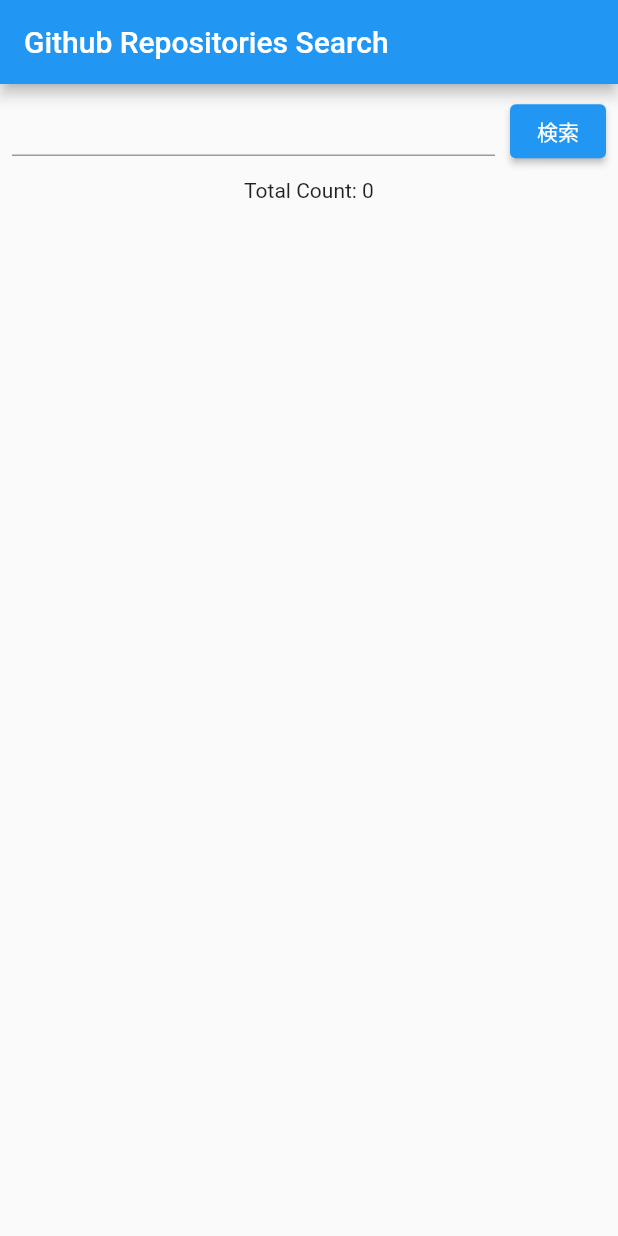
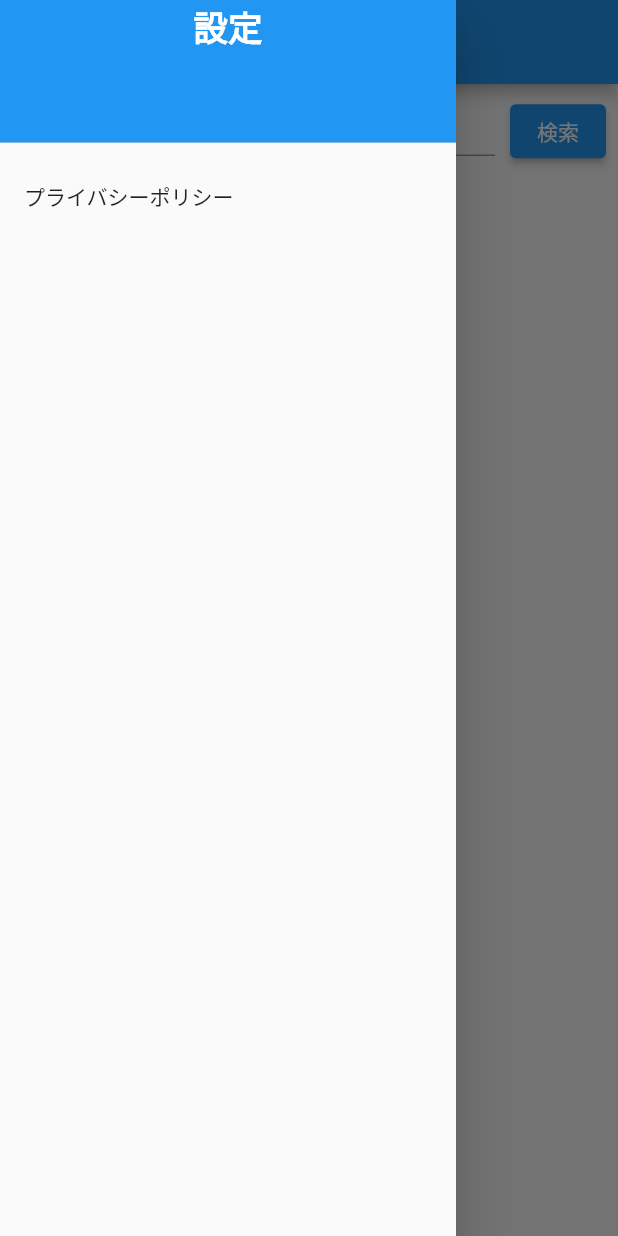
Before and after one commit to secretused/yumemi_codecheck, a Flutter app: the screen it shows after launch, with the side drawer open (before the commit the screen has no drawer), on a phone screen of 412 x 824 dp. Run offline on Flutter 3.47's test engine with Material 2 defaults, Android fonts, the phone set to English and light mode, and no system bars; our stand-ins replace flutter_riverpod, freezed_annotation; missing offline and left inert: dart:ffi.

Commit message:
change multi screen and layout(#9)

```diff
--- a/lib/main.dart
+++ b/lib/main.dart
@@ -1,10 +1,10 @@
 import 'package:flutter/material.dart';
 import 'package:flutter_riverpod/flutter_riverpod.dart';
 
-import 'main_page.dart';
+import 'view/main_page.dart';
 
 void main() {
-  runApp(ProviderScope(child: const MyApp()));
+  runApp(const ProviderScope(child: MyApp()));
 }
 
 class MyApp extends StatelessWidget {
@@ -17,7 +17,7 @@
       theme: ThemeData(
         primarySwatch: Colors.blue,
       ),
-      home: MainPage(title: 'Github Repositories Search'),
+      home: const MainPage(title: 'Repository Search'),
     );
   }
 }
--- a/lib/main_page.dart
+++ b/lib/view/main_page.dart
@@ -1,7 +1,8 @@
+import 'package:flutter/cupertino.dart';
 import 'package:flutter/material.dart';
 import 'package:flutter_riverpod/flutter_riverpod.dart';
 
-import 'main_page_vm.dart';
+import '../view_model/main_page_vm.dart';
 import 'next_page.dart';
 
 class MainPage extends ConsumerStatefulWidget {
@@ -25,10 +26,38 @@
 
   @override
   Widget build(BuildContext context) {
+    final Size size = MediaQuery.of(context).size;
     final data = _vm.repositoryDataWithFamily(_vm.repositoryQuery);
     return Scaffold(
       appBar: AppBar(
         title: Text(widget.title),
+      ),
+      drawer: Drawer(
+        child: ListView(
+          padding: EdgeInsets.zero,
+          children: [
+            SizedBox(
+              height: size.height * 0.125,
+              child: const DrawerHeader(
+                padding: EdgeInsets.zero,
+                child: Text(
+                  '設定',
+                  textAlign: TextAlign.center,
+                  style: TextStyle(
+                      fontSize: 23.0,
+                      color: Colors.white,
+                      fontWeight: FontWeight.bold),
+                ),
+                decoration: BoxDecoration(
+                  color: Colors.blue,
+                ),
+              ),
+            ),
+            const ListTile(
+              title: Text("プライバシーポリシー"),
+            ),
+          ],
+        ),
       ),
       body: Center(
         child: Column(
@@ -64,7 +93,7 @@
                 return Text(
                     "Total Count: ${data.value!.total_count.toString()}");
               } else {
-                return Text('Non Repository');
+                return const Text('Non Repository');
               }
             })(),
             Expanded(
@@ -97,9 +126,8 @@
                     error: (error, stack) => Text(
                       error.toString(),
                     ),
-                    loading: () => const AspectRatio(
-                      aspectRatio: 1,
-                      child: CircularProgressIndicator(),
+                    loading: () => const CupertinoActivityIndicator(
+                      radius: 30,
                     ),
                   ),
             ),
```
Also changed, not shown: lib/next_page.dart (deleted, +0 -62 lines), lib/view/next_page.dart (added, +219 -0 lines), lib/view_model/main_page_vm.dart (renamed from lib/main_page_vm.dart, +8 -5 lines), lib/model/main_logic.dart (renamed from lib/main_logic.dart), lib/util/setting.dart (renamed from lib/setting.dart).
